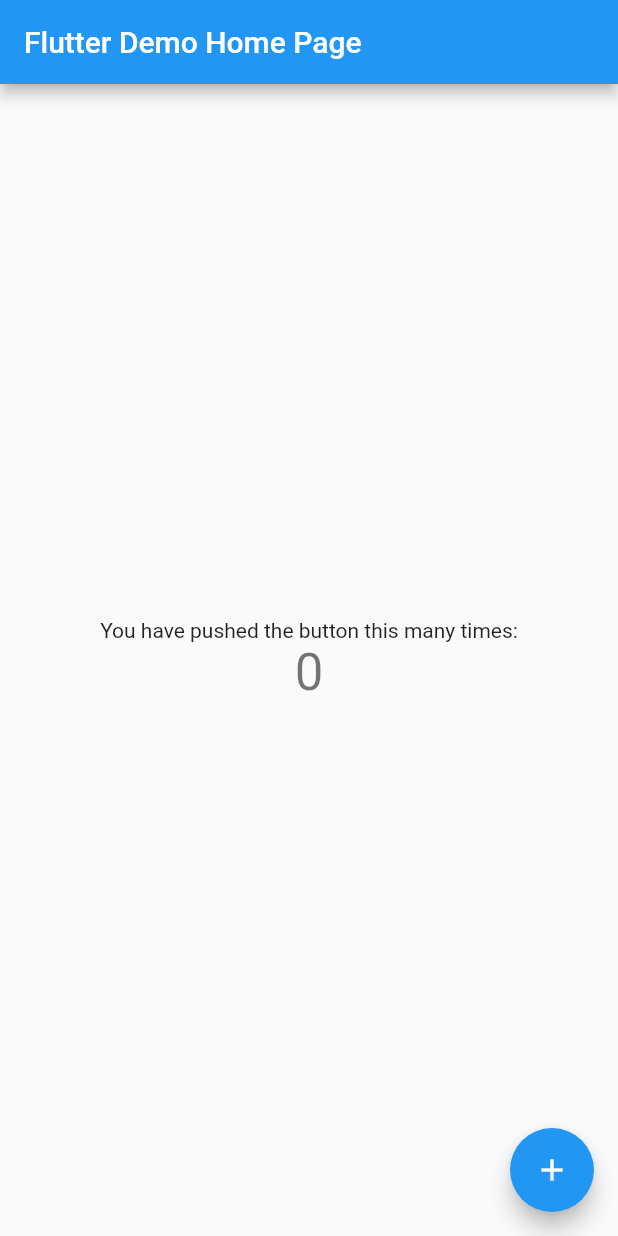
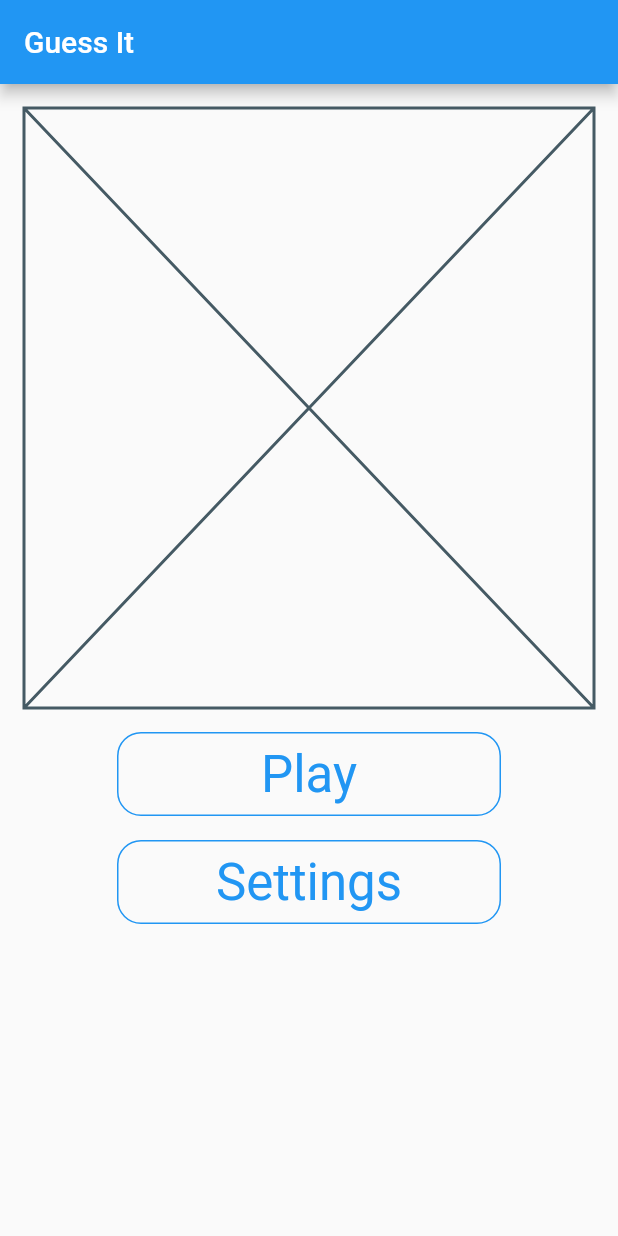
Before and after one commit to Lelik-Bolik/guessit, a Flutter app: the screen it shows after launch, on a phone screen of 412 x 824 dp. Run offline on Flutter 3.47's test engine with Material 2 defaults, Android fonts, the phone set to English and light mode, and no system bars.

Commit message:
First attempt at main screen

```diff
--- a/lib/main.dart
+++ b/lib/main.dart
@@ -1,117 +1,78 @@
 import 'package:flutter/material.dart';
-//hi im steve
+
 void main() {
-  runApp(MyApp());
+  runApp(GuessItApp());
 }
 
-class MyApp extends StatelessWidget {
+class GuessItApp extends StatelessWidget {
   // This widget is the root of your application.
   @override
   Widget build(BuildContext context) {
     return MaterialApp(
-      title: 'Flutter Demo',
+      title: 'GuessIt',
       theme: ThemeData(
-        // This is the theme of your application.
-        //
-        // Try running your application with "flutter run". You'll see the
-        // application has a blue toolbar. Then, without quitting the app, try
-        // changing the primarySwatch below to Colors.green and then invoke
-        // "hot reload" (press "r" in the console where you ran "flutter run",
-        // or simply save your changes to "hot reload" in a Flutter IDE).
-        // Notice that the counter didn't reset back to zero; the application
-        // is not restarted.
         primarySwatch: Colors.blue,
-        // This makes the visual density adapt to the platform that you run
-        // the app on. For desktop platforms, the controls will be smaller and
-        // closer together (more dense) than on mobile platforms.
         visualDensity: VisualDensity.adaptivePlatformDensity,
       ),
-      home: MyHomePage(title: 'Flutter Demo Home Page'),
+      home: MyHomePage(title: 'Guess It'),
     );
   }
 }
 
-class MyHomePage extends StatefulWidget {
-  MyHomePage({Key key, this.title}) : super(key: key);
-
-  // This widget is the home page of your application. It is stateful, meaning
-  // that it has a State object (defined below) that contains fields that affect
-  // how it looks.
-
-  // This class is the configuration for the state. It holds the values (in this
-  // case the title) provided by the parent (in this case the App widget) and
-  // used by the build method of the State. Fields in a Widget subclass are
-  // always marked "final".
-
+class MyHomePage extends StatelessWidget {
   final String title;
 
-  @override
-  _MyHomePageState createState() => _MyHomePageState();
-}
-
-class _MyHomePageState extends State<MyHomePage> {
-  int _counter = 0;
-
-  void _incrementCounter() {
-    setState(() {
-      // This call to setState tells the Flutter framework that something has
-      // changed in this State, which causes it to rerun the build method below
-      // so that the display can reflect the updated values. If we changed
-      // _counter without calling setState(), then the build method would not be
-      // called again, and so nothing would appear to happen.
-      _counter++;
-    });
-  }
+  MyHomePage({this.title});
 
   @override
   Widget build(BuildContext context) {
-    // This method is rerun every time setState is called, for instance as done
-    // by the _incrementCounter method above.
-    //
-    // The Flutter framework has been optimized to make rerunning build methods
-    // fast, so that you can just rebuild anything that needs updating rather
-    // than having to individually change instances of widgets.
     return Scaffold(
       appBar: AppBar(
-        // Here we take the value from the MyHomePage object that was created by
-        // the App.build method, and use it to set our appbar title.
-        title: Text(widget.title),
+        title: Text(title),
       ),
       body: Center(
-        // Center is a layout widget. It takes a single child and positions it
-        // in the middle of the parent.
-        child: Column(
-          // Column is also a layout widget. It takes a list of children and
-          // arranges them vertically. By default, it sizes itself to fit its
-          // children horizontally, and tries to be as tall as its parent.
-          //
-          // Invoke "debug painting" (press "p" in the console, choose the
-          // "Toggle Debug Paint" action from the Flutter Inspector in Android
-          // Studio, or the "Toggle Debug Paint" command in Visual Studio Code)
-          // to see the wireframe for each widget.
-          //
-          // Column has various properties to control how it sizes itself and
-          // how it positions its children. Here we use mainAxisAlignment to
-          // center the children vertically; the main axis here is the vertical
-          // axis because Columns are vertical (the cross axis would be
-          // horizontal).
-          mainAxisAlignment: MainAxisAlignment.center,
-          children: <Widget>[
-            Text(
-              'You have pushed the button this many times:',
-            ),
-            Text(
-              '$_counter',
-              style: Theme.of(context).textTheme.headline4,
-            ),
-          ],
+        child: Padding(
+          padding: const EdgeInsets.all(16.0),
+          child: Column(
+            mainAxisAlignment: MainAxisAlignment.start,
+            children: <Widget>[
+              Placeholder(),
+              SizedBox(height: 16),
+              SizedBox(
+                width: 256.0,
+                child: FlatButton(
+                  shape: RoundedRectangleBorder(borderRadius: BorderRadius.circular(16.0), side: BorderSide(color: Theme.of(context).accentColor,)),
+                  child: Padding(
+                    padding: const EdgeInsets.symmetric(
+                        horizontal: 16.0, vertical: 8.0),
+                    child: Text(
+                      'Play',
+                      style: Theme.of(context).textTheme.headline4.copyWith(color: Theme.of(context).accentColor),
+                    ),
+                  ),
+                  onPressed: () => null,
+                ),
+              ),
+              SizedBox(height: 16),
+              SizedBox(
+                width: 256.0,
+                child: FlatButton(
+                  shape: RoundedRectangleBorder(borderRadius: BorderRadius.circular(16.0), side: BorderSide(color: Theme.of(context).accentColor,)),
+                  child: Padding(
+                    padding: const EdgeInsets.symmetric(
+                        horizontal: 16.0, vertical: 8.0),
+                    child: Text(
+                      'Settings',
+                      style: Theme.of(context).textTheme.headline4.copyWith(color: Theme.of(context).accentColor),
+                    ),
+                  ),
+                  onPressed: () => null,
+                ),
+              ),
+            ],
+          ),
         ),
       ),
-      floatingActionButton: FloatingActionButton(
-        onPressed: _incrementCounter,
-        tooltip: 'Increment',
-        child: Icon(Icons.add),
-      ), // This trailing comma makes auto-formatting nicer for build methods.
     );
   }
 }
```
